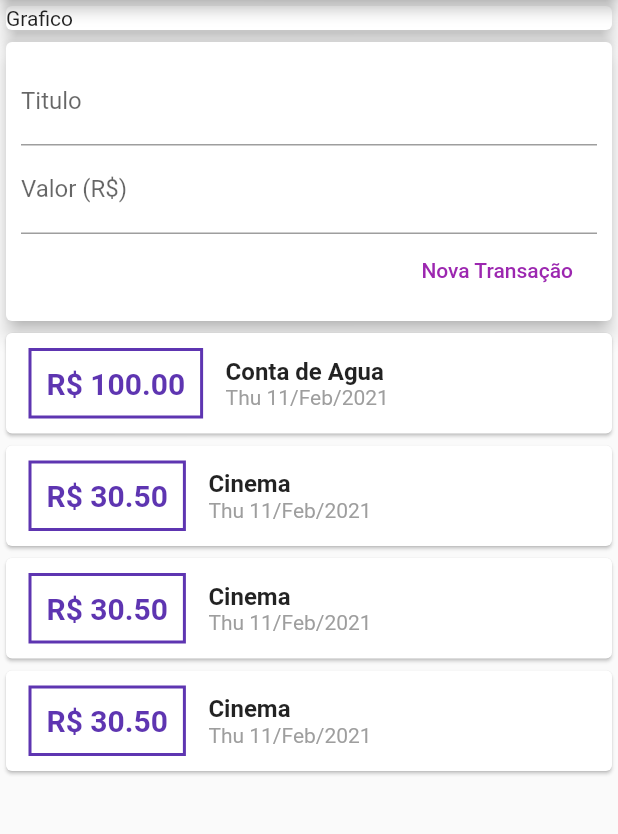
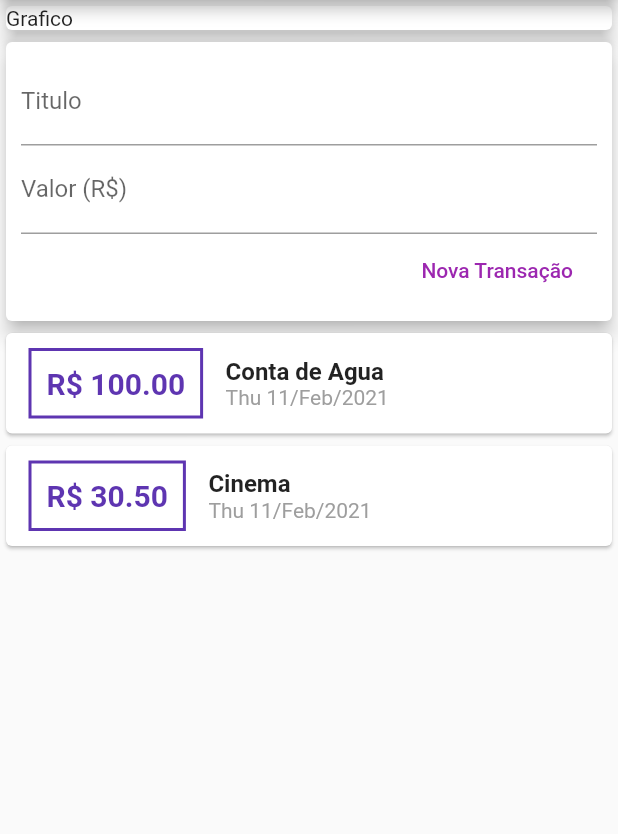
Before and after one commit to VitorL02/Despesas-Pessoais, a Flutter app: the screen it shows after launch, after a tap on "Nova Transação", on a phone screen of 412 x 824 dp, the part 84-918 px from its top. Run offline on Flutter 3.47's test engine with Material 2 defaults, Android fonts, the phone set to English and light mode, and no system bars; Roboto replaces fonts that are missing (Raleway).

```diff
--- a/lib/components/transactionForm.dart
+++ b/lib/components/transactionForm.dart
@@ -1,6 +1,16 @@
 import 'package:flutter/material.dart';
 
 class TransactionForm extends StatelessWidget {
+  _submitForm() {
+    final title = titleController.text;
+    final value = double.tryParse(valueController.text) ?? 00;
+//Validação de Dados ,return joga novamente pra linha 5
+    if (title.isEmpty || value <= 0) {
+      return;
+    }
+    onSubmit(title, value);
+  }
+
   final valueController = TextEditingController();
   final titleController = TextEditingController();
 
@@ -25,6 +35,10 @@ class TransactionForm extends StatelessWidget {
             ),
             TextField(
               controller: valueController,
+              //Teclado numerico, o numberwithOptions serve pro IOS
+              keyboardType: TextInputType.numberWithOptions(decimal: true),
+              //Chama indiretamente a função,quando confirmar no teclado numerico transação sera adicionada
+              onSubmitted: (_) => _submitForm(),
               decoration: InputDecoration(
                 labelText: 'Valor (R\$)',
               ),
@@ -33,11 +47,7 @@ class TransactionForm extends StatelessWidget {
               mainAxisAlignment: MainAxisAlignment.end,
               children: [
                 FlatButton(
-                    onPressed: () {
-                      final title = titleController.text;
-                      final value = double.tryParse(valueController.text) ?? 00;
-                      onSubmit(title, value);
-                    },
+                    onPressed: _submitForm,
                     textColor: Colors.purple,
                     child: Text('Nova Transação')),
               ],
--- a/lib/components/transactionUser.dart
+++ b/lib/components/transactionUser.dart
@@ -20,24 +20,6 @@ class _State extends State<TransactionUser> {
     ),
     Transaction(
       id: 't2',
-      title: 'Cinema',
-      value: 30.50,
-      date: DateTime.now(),
-    ),
-    Transaction(
-      id: 't3',
-      title: 'Cinema',
-      value: 30.50,
-      date: DateTime.now(),
-    ),
-    Transaction(
-      id: 't4',
-      title: 'Cinema',
-      value: 30.50,
-      date: DateTime.now(),
-    ),
-    Transaction(
-      id: 't5',
       title: 'Cinema',
       value: 30.50,
       date: DateTime.now(),
```
